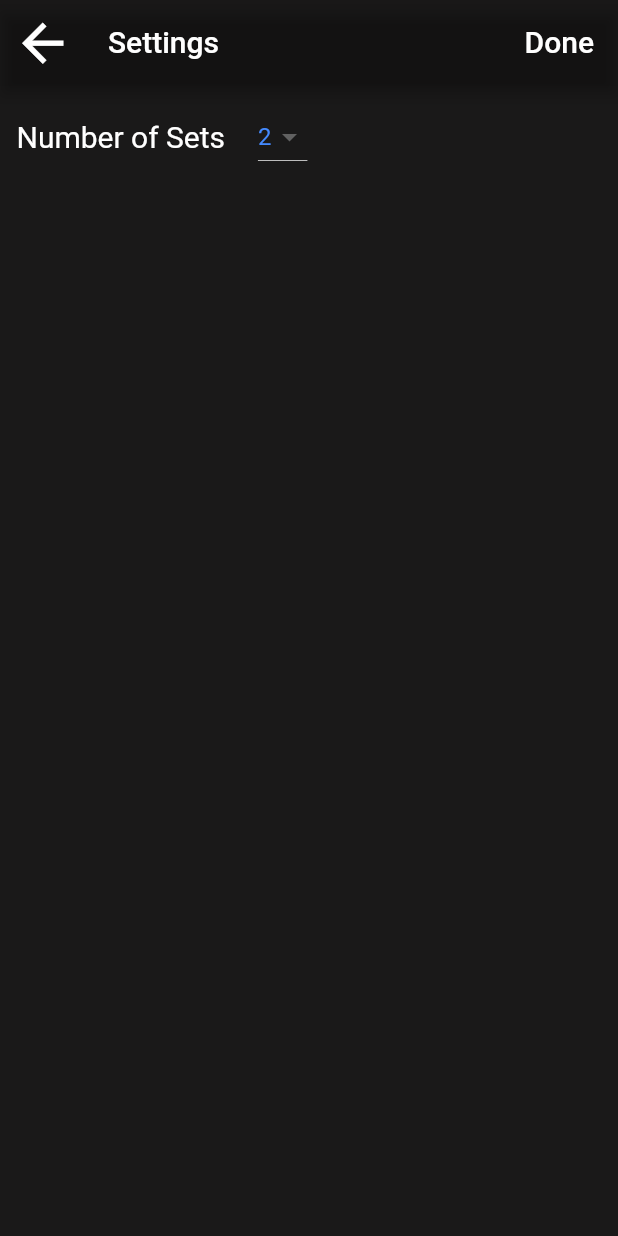
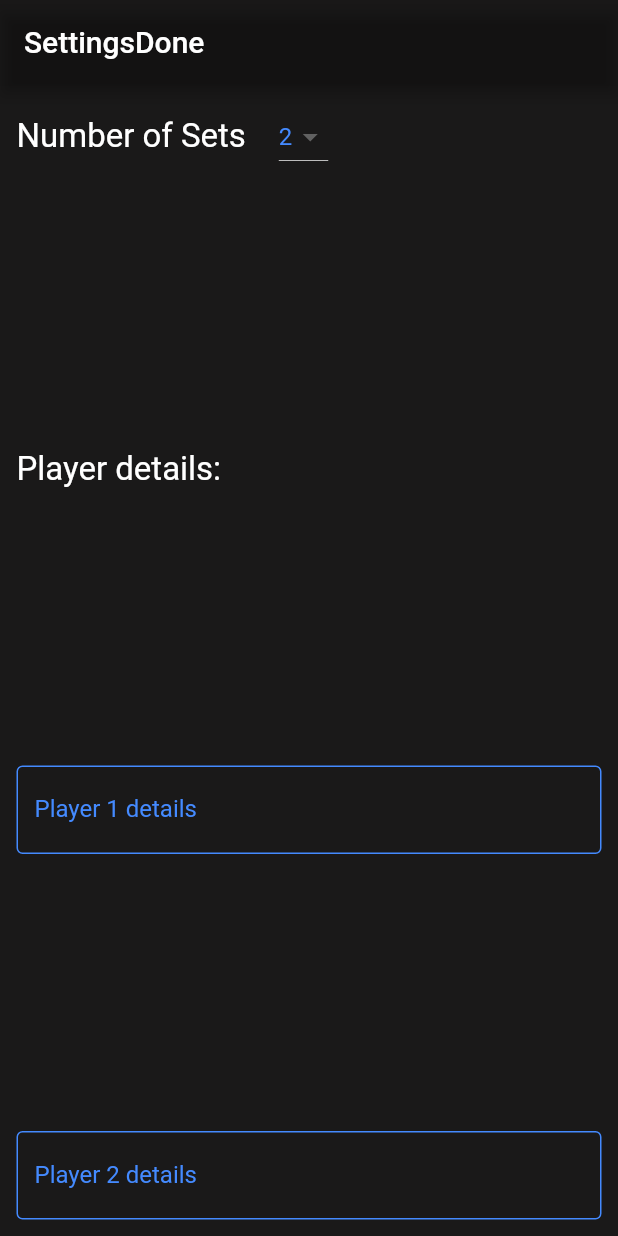
Before and after one commit to Blackrose-blackhat/scoreKeeper, a Flutter app: the screen it shows after launch, after a tap on the "settings" icon, on a phone screen of 412 x 824 dp. Run offline on Flutter 3.47's test engine with Material 2 defaults, Android fonts, the phone set to English and light mode, and no system bars; our stand-ins replace quickalert, stop_watch_timer; missing offline and left inert: dart:ffi.

Commit message:
completed beta version

```diff
--- a/lib/constants/const.dart
+++ b/lib/constants/const.dart
@@ -2,16 +2,13 @@ import 'dart:developer';
 import 'dart:ui';
 import 'package:flutter/material.dart';
 
-const String bg1img =
-    'https://c4.wallpaperflare.com/wallpaper/187/666/401/badminton-white-badminton-shuttlecock-lot-wallpaper-preview.jpg';
+const String bgImg = 'assets/images/bg.jpg';
 const String settingsImage =
     'https://img.freepik.com/premium-photo/shuttlecock-badminton-isolated-dark-background_126783-562.jpg';
-const String team1img =
-    'https://upload.wikimedia.org/wikipedia/en/thumb/4/41/Flag_of_India.svg/1200px-Flag_of_India.svg.png';
-const String team2img =
-    'https://cdn.britannica.com/13/4413-004-3277D2EF/Flag-Sri-Lanka.jpg';
-const String player1img =
-    'https://w7.pngwing.com/pngs/7/618/png-transparent-man-illustration-avatar-icon-fashion-men-avatar-face-fashion-girl-heroes-thumbnail.png';
+const String team1img = 'assets/images/team1.png';
+const String team2img = 'assets/images/team2.jpg';
+const String player1img = 'assets/images/avatar1.png';
+const String player2img = 'assets/images/avatar2.png';
 int counter1 = 0;
 int counter2 = 0;
 const double radius = 42;
--- a/lib/main.dart
+++ b/lib/main.dart
@@ -27,7 +27,7 @@ class MyApp extends StatelessWidget {
         ),
         iconTheme: const IconThemeData(
           color: Color.fromARGB(255, 0, 0, 0),
-          size: 41,
+          size: 31,
         ),
       ),
       home: Shuttle(),
--- a/lib/screens/badminton.dart
+++ b/lib/screens/badminton.dart
@@ -150,8 +150,8 @@ class _ShuttleState extends State<Shuttle> {
                                                   );
                                                 }
                                               },
-                                              height: 80,
-                                              width: 100,
+                                              height: 91,
+                                              width: 101,
                                             ),
                                           ),
                                           Padding(
@@ -188,7 +188,7 @@ class _ShuttleState extends State<Shuttle> {
                                           Padding(
                                             padding: const EdgeInsets.all(8.0),
                                             child: Team2(
-                                              height: 85,
+                                              height: 91,
                                               width: 106,
                                               ontap: () {
                                                 if (counter2 ==
@@ -314,7 +314,7 @@ class _ShuttleState extends State<Shuttle> {
                               playername: 'Player 1',
                             ),
                             PlayerDetails(
-                                playername: 'Player 2', Avatar1: player1img)
+                                playername: 'Player 2', Avatar1: player2img)
                           ],
                         ),
                       ),
--- a/lib/widgets/AppBar.dart
+++ b/lib/widgets/AppBar.dart
@@ -25,7 +25,7 @@ class _CustomAppBarState extends State<CustomAppBar> {
           height: 230,
           decoration: const BoxDecoration(
             image: DecorationImage(
-              image: NetworkImage(bg1img),
+              image: AssetImage(bgImg),
               fit: BoxFit.fill,
             ),
           ),
@@ -58,6 +58,7 @@ class _CustomAppBarState extends State<CustomAppBar> {
                   ),
                   Container(
                     width: 45,
+                    height: 45,
                     decoration: const BoxDecoration(
                       color: Color.fromARGB(255, 255, 255, 255),
                       borderRadius: BorderRadius.all(
--- /dev/null
+++ b/lib/widgets/CustomTextForm.dart
@@ -0,0 +1,32 @@
+import 'package:flutter/material.dart';
+
+class CustomTextInput extends StatelessWidget {
+  final String textEditinLabel;
+  const CustomTextInput({
+    Key? key,
+    required this.textEditinLabel,
+  }) : super(key: key);
+
+  @override
+  Widget build(BuildContext context) {
+    return Align(
+      alignment: Alignment.topLeft,
+      child: TextFormField(
+        decoration: InputDecoration(
+          labelText: textEditinLabel,
+          labelStyle: const TextStyle(color: Colors.blueAccent),
+          border: const OutlineInputBorder(
+            borderSide: BorderSide(
+              color: Colors.blueAccent,
+            ),
+          ),
+          enabledBorder: const OutlineInputBorder(
+            borderSide: BorderSide(
+              color: Colors.blueAccent,
+            ),
+          ),
+        ),
+      ),
+    );
+  }
+}
--- a/lib/widgets/Team.dart
+++ b/lib/widgets/Team.dart
@@ -19,9 +19,14 @@ class Team extends StatelessWidget {
       width: width,
       child: GestureDetector(
         onTap: ontap,
-        child: const Image(
-          image: NetworkImage(team1img),
-          fit: BoxFit.fill,
+        child: ClipRRect(
+          borderRadius: BorderRadius.circular(12),
+          child: const Image(
+            image: AssetImage(
+              team1img,
+            ),
+            fit: BoxFit.fill,
+          ),
         ),
       ),
     );
@@ -45,9 +50,12 @@ class Team2 extends StatelessWidget {
       width: width,
       child: GestureDetector(
         onTap: ontap,
-        child: const Image(
-          image: NetworkImage(team2img),
-          fit: BoxFit.fill,
+        child: ClipRRect(
+          borderRadius: BorderRadius.circular(12),
+          child: const Image(
+            image: AssetImage(team2img),
+            fit: BoxFit.fill,
+          ),
         ),
       ),
     );
--- a/lib/widgets/menu_items/settings.dart
+++ b/lib/widgets/menu_items/settings.dart
@@ -3,6 +3,8 @@ import 'package:flutter/src/widgets/container.dart';
 import 'package:flutter/src/widgets/framework.dart';
 import 'package:flutter/material.dart';
 import 'package:scorekeeper/constants/const.dart';
+
+import '../CustomTextForm.dart';
 
 class Settings extends StatefulWidget {
   const Settings({super.key});
@@ -14,18 +16,29 @@ class Settings extends StatefulWidget {
 class _SettingsState extends State<Settings> {
   @override
   Widget build(BuildContext context) {
-    return Scaffold(
+    return MaterialApp(
+      theme: ThemeData(
+        textTheme: const TextTheme(
+          bodyMedium: TextStyle(color: Colors.white, fontSize: 22),
+        ),
+      ),
+      debugShowCheckedModeBanner: false,
+      home: Scaffold(
         backgroundColor: Color.fromARGB(255, 26, 25, 25),
         appBar: AppBar(
           backgroundColor: Colors.transparent,
           title: Row(
-          mainAxisAlignment: MainAxisAlignment.spaceBetween,
-          children: const [
-            Text(
+            children: [
+              const Text(
                 'Settings',
               ),
-            Text(
+              GestureDetector(
+                onTap: () {
+                  Navigator.of(context).pushNamed('/');
+                },
+                child: const Text(
                   'Done',
+                ),
               ),
             ],
           ),
@@ -33,15 +46,12 @@ class _SettingsState extends State<Settings> {
         body: Padding(
           padding: const EdgeInsets.all(11.0),
           child: Column(
+            mainAxisAlignment: MainAxisAlignment.spaceBetween,
             children: [
               Row(
                 children: [
                   const Text(
                     'Number of Sets',
-                  style: TextStyle(
-                    color: Colors.white,
-                    fontSize: 20,
-                  ),
                   ),
                   const SizedBox(
                     width: 22,
@@ -68,7 +78,18 @@ class _SettingsState extends State<Settings> {
                   ),
                 ],
               ),
+              const Align(
+                alignment: Alignment.topLeft,
+                child: Text(
+                  'Player details:',
+                ),
+              ),
+              const CustomTextInput(
+                textEditinLabel: 'Player 1 details',
+              ),
+              const CustomTextInput(textEditinLabel: 'Player 2 details')
             ],
+          ),
         ),
       ),
     );
--- a/lib/widgets/player_details.dart
+++ b/lib/widgets/player_details.dart
@@ -20,7 +20,7 @@ class PlayerDetails extends StatelessWidget {
           padding: const EdgeInsets.only(top: 25.0),
           child: CircleAvatar(
             radius: 28,
-            backgroundImage: NetworkImage(Avatar1),
+            backgroundImage: AssetImage(Avatar1),
           ),
         ),
         Container(
--- a/pubspec.yaml
+++ b/pubspec.yaml
@@ -39,6 +39,7 @@ dependencies:
   settings_ui: ^2.0.2
   quickalert: ^1.0.1
   stop_watch_timer: ^2.0.0
+  flutter_launcher_icons: ^0.11.0
 
 dev_dependencies:
   flutter_test:
@@ -64,7 +65,7 @@ flutter:
 
   # To add assets to your application, add an assets section, like this:
   assets:
-  - assets/images/bg.jpg
+      - assets/images/
   #   - images/a_dot_ham.jpeg
 
   # An image asset can refer to one or more resolution-specific "variants", see
```
Also changed, not shown: assets/images/avatar.png (added), assets/images/avatar1.png (added), assets/images/avatar2.png (added), assets/images/team2.jpg (added), pubspec.lock, 1 other file. Lines whose indentation alone changed are shown as unchanged.
